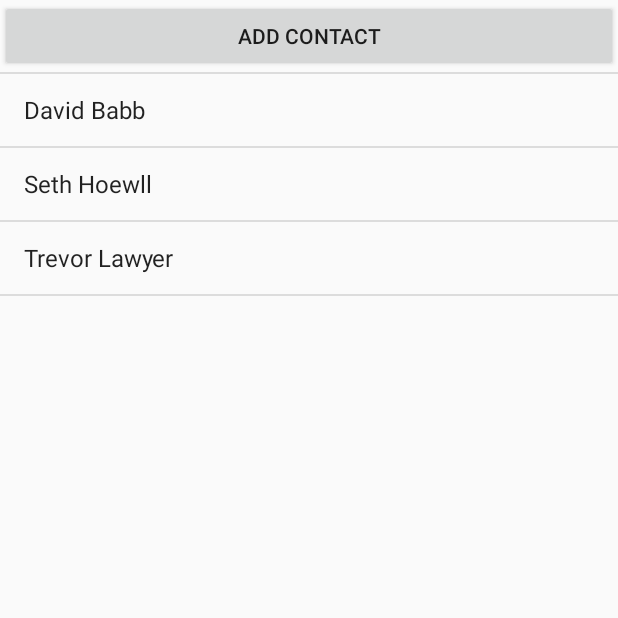
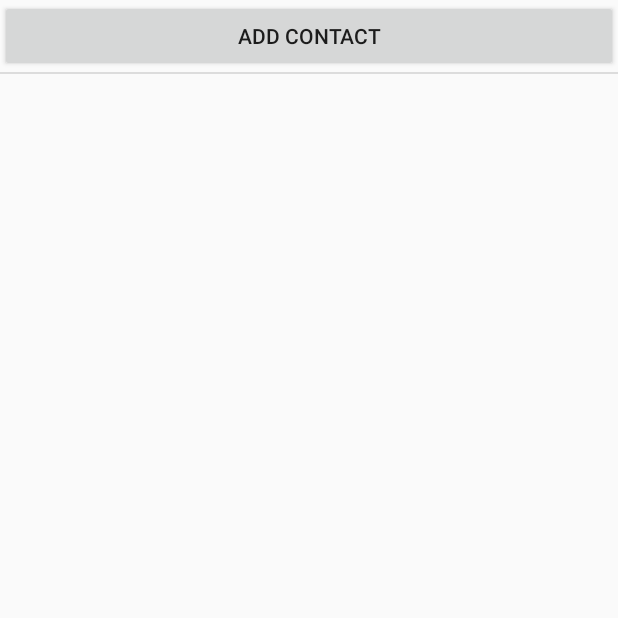
Before and after one commit to TrevorLawyer/WhereYouAt, an Android app: the ContactsActivity screen opened directly, with no data from a screen before it, on a phone screen of 412 x 824 dp, the top half of it. Run offline under Robolectric (Android 15) with nearby library versions, the phone set to English and light mode, and no system bars; our stand-ins replace Firebase (no records; nobody signed in at launch, a user with empty details on screens opened directly).

Commit message:
adding database tasks to ContactsActivity

```diff
--- a/app/src/main/java/edu/uco/tlawyer/whereyouat/ContactsActivity.java
+++ b/app/src/main/java/edu/uco/tlawyer/whereyouat/ContactsActivity.java
@@ -8,12 +8,21 @@ import android.widget.ArrayAdapter;
 import android.widget.Button;
 import android.widget.ListView;
 
+import com.google.firebase.auth.FirebaseAuth;
+import com.google.firebase.auth.FirebaseUser;
+import com.google.firebase.database.DataSnapshot;
+import com.google.firebase.database.DatabaseError;
+import com.google.firebase.database.DatabaseReference;
+import com.google.firebase.database.FirebaseDatabase;
+import com.google.firebase.database.ValueEventListener;
+
 import java.util.ArrayList;
 import java.util.Collections;
 
 public class ContactsActivity extends Activity {
-    static ArrayList<String> fname = new ArrayList<>();
+    ArrayList<String> fname = new ArrayList<>();
     ArrayAdapter<String> adapter;
+    UserClass currentUser;
     @Override
     protected void onCreate(Bundle savedInstanceState) {
         super.onCreate(savedInstanceState);
@@ -35,16 +44,41 @@ public class ContactsActivity extends Activity {
             }
         });
 
+        currentUser = new UserClass();
+//        currentUser.contactList.add("James");
+        DatabaseReference ref = FirebaseDatabase.getInstance().getReference();
+        FirebaseUser user = FirebaseAuth.getInstance().getCurrentUser();
+        ref.child("users").child(user.getUid()).child("contactList")
+                .addValueEventListener(new ValueEventListener() {
+                    @Override
+                    public void onDataChange(DataSnapshot dataSnapshot) {
+                        String databaseContact = dataSnapshot.getValue(String.class);
+                        currentUser.contactList.add(databaseContact);
+                        //currentUser.contactList.add(dataSnapshot.getValue(String.class));
+                    }
 
-        fname.add("Addison Toscani");
-        fname.add("David Babb");
-        fname.add("Seth Hoewll");
-        fname.add("Trevor Lawyer");
+                    @Override
+                    public void onCancelled(DatabaseError databaseError) {
+
+                    }
+                });
+        fname.addAll(currentUser.contactList);
+//        fname.add("Addison Toscani");
+//        fname.add("David Babb");
+//        fname.add("Seth Howell");
+//        fname.add("Trevor Lawyer");
        Collections.sort(fname);
         ListView list = (ListView) findViewById(R.id.contactList);
         adapter = new ArrayAdapter(this,
                 android.R.layout.simple_list_item_1, fname);
         list.setAdapter(adapter);
+
+//        list.setOnItemClickListener(new AdapterView.OnItemClickListener() {
+//            @Override
+//            public void onItemClick(AdapterView<?> parent, View view, int position, long id) {
+//
+//            }
+//        });
 
     }
     public void onActivityResult(int requestCode, int resultCode, Intent data) {
--- a/app/src/main/java/edu/uco/tlawyer/whereyouat/UserClass.java
+++ b/app/src/main/java/edu/uco/tlawyer/whereyouat/UserClass.java
@@ -46,4 +46,5 @@ public class UserClass {
     }
 
 
+
 }
```
Also changed, not shown: 1 other file.
